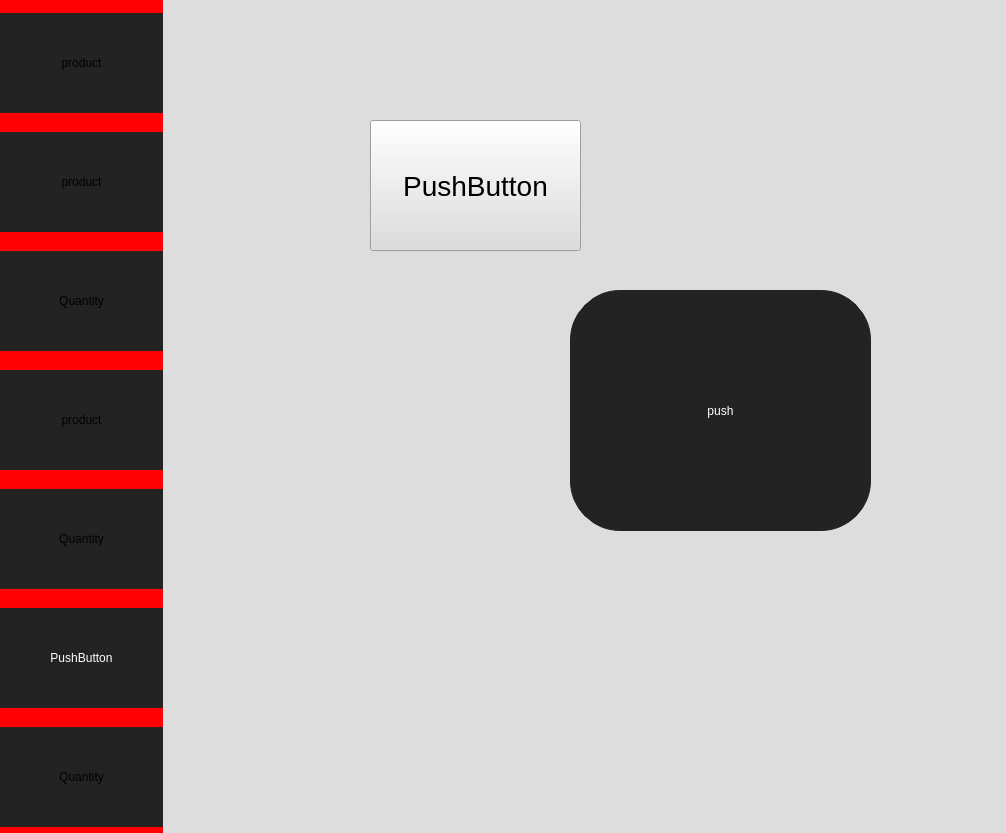
This is mainwindow.ui in zaid515/MyUI as Qt 5 draws it before an edit. The edited form follows.
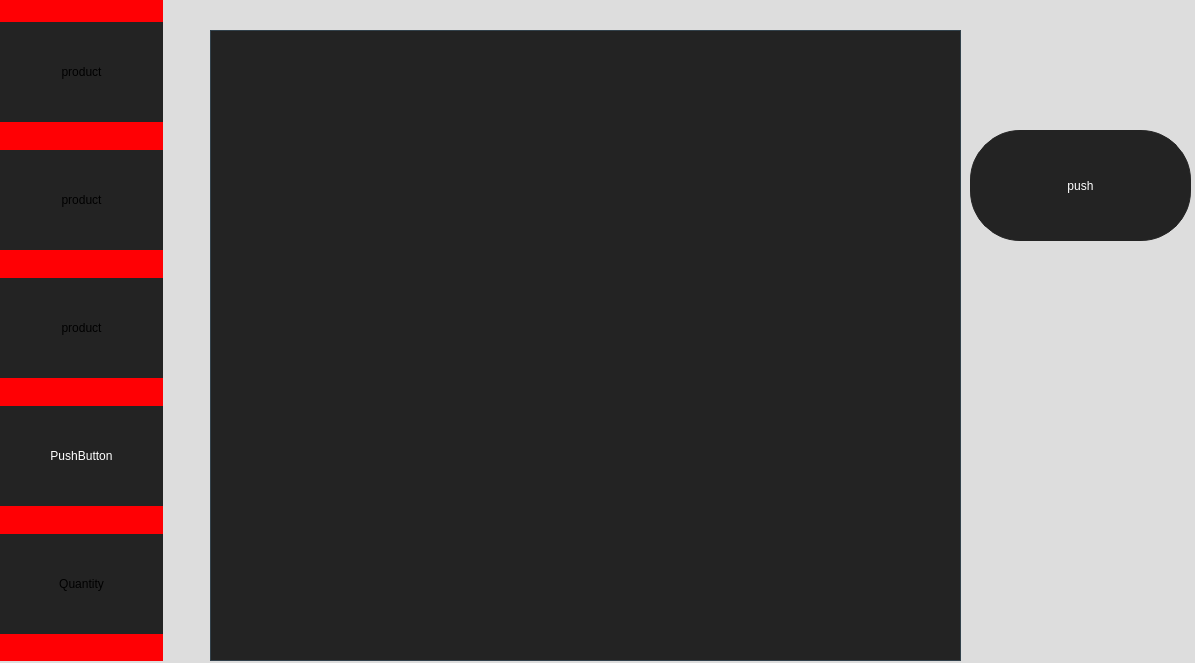
This is the edited form. Custom widgets are drawn as their Qt base class.

What changed in the file:
```diff
--- a/mainwindow.ui
+++ b/mainwindow.ui
@@ -6,8 +6,8 @@
    <rect>
     <x>0</x>
     <y>0</y>
-    <width>1006</width>
-    <height>833</height>
+    <width>1195</width>
+    <height>663</height>
    </rect>
   </property>
   <property name="windowTitle">
@@ -20,10 +20,10 @@
    <widget class="RippleButton" name="openSideBarBT">
     <property name="geometry">
      <rect>
-      <x>570</x>
-      <y>290</y>
-      <width>301</width>
-      <height>241</height>
+      <x>970</x>
+      <y>130</y>
+      <width>221</width>
+      <height>111</height>
      </rect>
     </property>
     <property name="styleSheet">
@@ -70,7 +70,7 @@
       <x>0</x>
       <y>0</y>
       <width>163</width>
-      <height>841</height>
+      <height>661</height>
      </rect>
     </property>
     <property name="minimumSize">
@@ -117,24 +117,6 @@
        </property>
       </widget>
      </item>
-     <item>
-      <widget class="RippleButton" name="pushButton_8">
-       <property name="minimumSize">
-        <size>
-         <width>50</width>
-         <height>100</height>
-        </size>
-       </property>
-       <property name="styleSheet">
-        <string notr="true">background-color: rgb(35,35,35);
-border-radius: 0px;
-</string>
-       </property>
-       <property name="text">
-        <string>Quantity</string>
-       </property>
-      </widget>
-     </item>
      <item>
       <widget class="RippleButton" name="pushButton_5">
        <property name="minimumSize">
@@ -152,24 +134,6 @@
        </property>
       </widget>
      </item>
-     <item>
-      <widget class="RippleButton" name="pushButton_6">
-       <property name="minimumSize">
-        <size>
-         <width>50</width>
-         <height>100</height>
-        </size>
-       </property>
-       <property name="styleSheet">
-        <string notr="true">background-color: rgb(35,35,35);
-border-radius: 0px;
-</string>
-       </property>
-       <property name="text">
-        <string>Quantity</string>
-       </property>
-      </widget>
-     </item>
      <item>
       <widget class="RippleButton" name="pushButton">
        <property name="minimumSize">
@@ -221,22 +185,187 @@
      </item>
     </layout>
    </widget>
-   <widget class="QPushButton" name="offofofoofo">
+   <widget class="QTableView" name="tableView">
     <property name="geometry">
      <rect>
-      <x>370</x>
-      <y>120</y>
-      <width>211</width>
-      <height>131</height>
+      <x>210</x>
+      <y>30</y>
+      <width>751</width>
+      <height>631</height>
      </rect>
     </property>
-    <property name="font">
-     <font>
-      <pointsize>21</pointsize>
-     </font>
-    </property>
-    <property name="text">
-     <string>PushButton</string>
+    <property name="styleSheet">
+     <string notr="true">QTableView
+{
+    
+	background-color: rgb(35,35,35);
+    border: 1px solid #32414B;
+    color: rgb(255,255,255);
+    gridline-color:  rgb(0,0,0);
+    outline : 0;
+}
+
+
+QTableView::disabled
+{
+    background-color: #242526;
+    border: 1px solid #32414B;
+    color: #656565;
+    gridline-color: #656565;
+    outline : 0;
+
+}
+
+
+QTableView::item:hover 
+{
+    background-color: rgb(85,85,85);
+    color: rgb(255,255,255);
+
+}
+
+
+QTableView::item:selected 
+{
+    background-color: rgb(0,0,0);
+    border: 1px solid rgb(255,235,12);
+    color: rgb(255,235,12);
+
+}
+
+
+QTableView::item:selected:disabled
+{
+    background-color: #1a1b1c;
+    border: 2px solid #525251;
+    color: #656565;
+
+}
+
+
+QTableCornerButton::section
+{
+	
+	
+    background-color: rgb(255,235,12);
+    color: rgb(255,255,255);
+
+}
+
+
+QHeaderView::section
+{
+    background-color: rgb(255,235,12);
+    color: rgb(0,0,0);
+    text-align: left;
+	padding: 4px;
+	font: 12pt &quot;Segoe UI&quot;;
+}
+
+
+QHeaderView::section:disabled
+{
+    background-color: rgb(0,0,0);
+    color: #656565;
+
+}
+
+
+QHeaderView::section:checked
+{
+	
+	border-color: rgb(0, 0, 0);
+    color: #fff;
+    background-color:  rgb(25,25,25);
+
+}
+
+
+QHeaderView::section:checked:disabled
+{
+    color: #656565;
+    background-color: #525251;
+
+}
+
+
+QHeaderView::section::vertical::first,
+QHeaderView::section::vertical::only-one
+{
+    border-top: 1px solid #353635;
+}
+
+
+QHeaderView::section::vertical
+{
+    border-top: 1px solid #353635;
+
+}
+
+
+QHeaderView::section::horizontal::first,
+QHeaderView::section::horizontal::only-one
+{
+    border-left: 1px solid #353635;
+
+}
+
+
+QHeaderView::section::horizontal
+{
+    border-left: 1px solid #353635;
+
+}
+QScrollBar:vertical
+{
+    background-color: #3d3d3d;
+    width: 13px;
+	border-radius: 5px;
+    margin: 16px 0 16px 0;
+    border: 1px solid #222222;
+
+}
+
+
+QScrollBar::handle:vertical
+{
+    background-color: rgb(255,235,12);
+	width: 5px;
+    min-height: 20px;
+	border-radius: 5px;
+}
+
+
+QScrollBar::add-line:vertical
+{
+   background: none;
+}
+
+
+QScrollBar::sub-line:vertical
+{
+   background: none;
+}
+
+
+QScrollBar::up-arrow:vertical
+{
+    background: none;
+}
+
+
+QScrollBar::down-arrow:vertical
+{
+   background: none;
+}
+
+
+QScrollBar::add-page:vertical, QScrollBar::sub-page:vertical
+{
+    background: none;
+
+}
+</string>
     </property>
    </widget>
   </widget>
```
